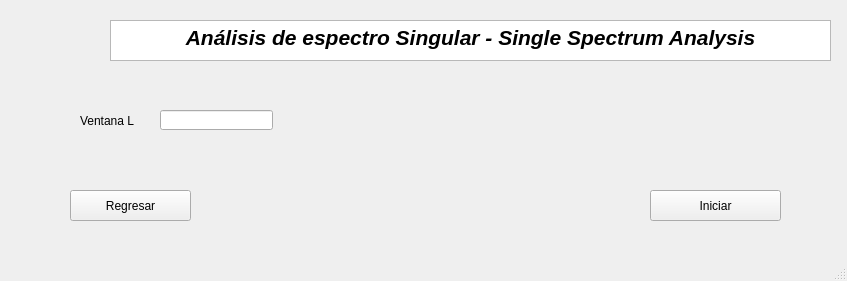
AndresMSE/IF---Interfaz, file SSA.ui: the form before one commit.
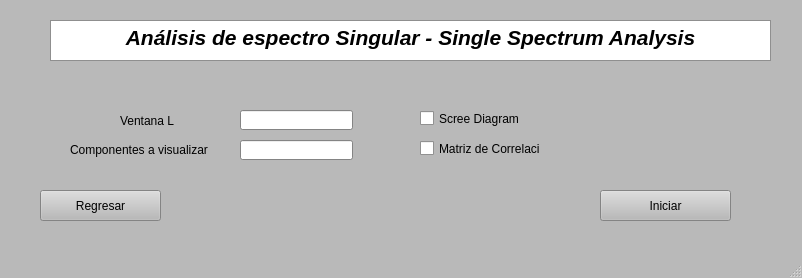
The form after the commit.

The edit to the form file:
```diff
--- a/SSA.ui
+++ b/SSA.ui
@@ -6,10 +6,425 @@
    <rect>
     <x>0</x>
     <y>0</y>
-    <width>847</width>
-    <height>281</height>
+    <width>802</width>
+    <height>278</height>
    </rect>
   </property>
+  <property name="palette">
+   <palette>
+    <active>
+     <colorrole role="WindowText">
+      <brush brushstyle="SolidPattern">
+       <color alpha="255">
+        <red>0</red>
+        <green>0</green>
+        <blue>0</blue>
+       </color>
+      </brush>
+     </colorrole>
+     <colorrole role="Button">
+      <brush brushstyle="SolidPattern">
+       <color alpha="255">
+        <red>185</red>
+        <green>185</green>
+        <blue>185</blue>
+       </color>
+      </brush>
+     </colorrole>
+     <colorrole role="Light">
+      <brush brushstyle="SolidPattern">
+       <color alpha="255">
+        <red>255</red>
+        <green>255</green>
+        <blue>255</blue>
+       </color>
+      </brush>
+     </colorrole>
+     <colorrole role="Midlight">
+      <brush brushstyle="SolidPattern">
+       <color alpha="255">
+        <red>220</red>
+        <green>220</green>
+        <blue>220</blue>
+       </color>
+      </brush>
+     </colorrole>
+     <colorrole role="Dark">
+      <brush brushstyle="SolidPattern">
+       <color alpha="255">
+        <red>92</red>
+        <green>92</green>
+        <blue>92</blue>
+       </color>
+      </brush>
+     </colorrole>
+     <colorrole role="Mid">
+      <brush brushstyle="SolidPattern">
+       <color alpha="255">
+        <red>123</red>
+        <green>123</green>
+        <blue>123</blue>
+       </color>
+      </brush>
+     </colorrole>
+     <colorrole role="Text">
+      <brush brushstyle="SolidPattern">
+       <color alpha="255">
+        <red>0</red>
+        <green>0</green>
+        <blue>0</blue>
+       </color>
+      </brush>
+     </colorrole>
+     <colorrole role="BrightText">
+      <brush brushstyle="SolidPattern">
+       <color alpha="255">
+        <red>255</red>
+        <green>255</green>
+        <blue>255</blue>
+       </color>
+      </brush>
+     </colorrole>
+     <colorrole role="ButtonText">
+      <brush brushstyle="SolidPattern">
+       <color alpha="255">
+        <red>0</red>
+        <green>0</green>
+        <blue>0</blue>
+       </color>
+      </brush>
+     </colorrole>
+     <colorrole role="Base">
+      <brush brushstyle="SolidPattern">
+       <color alpha="255">
+        <red>255</red>
+        <green>255</green>
+        <blue>255</blue>
+       </color>
+      </brush>
+     </colorrole>
+     <colorrole role="Window">
+      <brush brushstyle="SolidPattern">
+       <color alpha="255">
+        <red>185</red>
+        <green>185</green>
+        <blue>185</blue>
+       </color>
+      </brush>
+     </colorrole>
+     <colorrole role="Shadow">
+      <brush brushstyle="SolidPattern">
+       <color alpha="255">
+        <red>0</red>
+        <green>0</green>
+        <blue>0</blue>
+       </color>
+      </brush>
+     </colorrole>
+     <colorrole role="AlternateBase">
+      <brush brushstyle="SolidPattern">
+       <color alpha="255">
+        <red>220</red>
+        <green>220</green>
+        <blue>220</blue>
+       </color>
+      </brush>
+     </colorrole>
+     <colorrole role="ToolTipBase">
+      <brush brushstyle="SolidPattern">
+       <color alpha="255">
+        <red>255</red>
+        <green>255</green>
+        <blue>220</blue>
+       </color>
+      </brush>
+     </colorrole>
+     <colorrole role="ToolTipText">
+      <brush brushstyle="SolidPattern">
+       <color alpha="255">
+        <red>0</red>
+        <green>0</green>
+        <blue>0</blue>
+       </color>
+      </brush>
+     </colorrole>
+    </active>
+    <inactive>
+     <colorrole role="WindowText">
+      <brush brushstyle="SolidPattern">
+       <color alpha="255">
+        <red>0</red>
+        <green>0</green>
+        <blue>0</blue>
+       </color>
+      </brush>
+     </colorrole>
+     <colorrole role="Button">
+      <brush brushstyle="SolidPattern">
+       <color alpha="255">
+        <red>185</red>
+        <green>185</green>
+        <blue>185</blue>
+       </color>
+      </brush>
+     </colorrole>
+     <colorrole role="Light">
+      <brush brushstyle="SolidPattern">
+       <color alpha="255">
+        <red>255</red>
+        <green>255</green>
+        <blue>255</blue>
+       </color>
+      </brush>
+     </colorrole>
+     <colorrole role="Midlight">
+      <brush brushstyle="SolidPattern">
+       <color alpha="255">
+        <red>220</red>
+        <green>220</green>
+        <blue>220</blue>
+       </color>
+      </brush>
+     </colorrole>
+     <colorrole role="Dark">
+      <brush brushstyle="SolidPattern">
+       <color alpha="255">
+        <red>92</red>
+        <green>92</green>
+        <blue>92</blue>
+       </color>
+      </brush>
+     </colorrole>
+     <colorrole role="Mid">
+      <brush brushstyle="SolidPattern">
+       <color alpha="255">
+        <red>123</red>
+        <green>123</green>
+        <blue>123</blue>
+       </color>
+      </brush>
+     </colorrole>
+     <colorrole role="Text">
+      <brush brushstyle="SolidPattern">
+       <color alpha="255">
+        <red>0</red>
+        <green>0</green>
+        <blue>0</blue>
+       </color>
+      </brush>
+     </colorrole>
+     <colorrole role="BrightText">
+      <brush brushstyle="SolidPattern">
+       <color alpha="255">
+        <red>255</red>
+        <green>255</green>
+        <blue>255</blue>
+       </color>
+      </brush>
+     </colorrole>
+     <colorrole role="ButtonText">
+      <brush brushstyle="SolidPattern">
+       <color alpha="255">
+        <red>0</red>
+        <green>0</green>
+        <blue>0</blue>
+       </color>
+      </brush>
+     </colorrole>
+     <colorrole role="Base">
+      <brush brushstyle="SolidPattern">
+       <color alpha="255">
+        <red>255</red>
+        <green>255</green>
+        <blue>255</blue>
+       </color>
+      </brush>
+     </colorrole>
+     <colorrole role="Window">
+      <brush brushstyle="SolidPattern">
+       <color alpha="255">
+        <red>185</red>
+        <green>185</green>
+        <blue>185</blue>
+       </color>
+      </brush>
+     </colorrole>
+     <colorrole role="Shadow">
+      <brush brushstyle="SolidPattern">
+       <color alpha="255">
+        <red>0</red>
+        <green>0</green>
+        <blue>0</blue>
+       </color>
+      </brush>
+     </colorrole>
+     <colorrole role="AlternateBase">
+      <brush brushstyle="SolidPattern">
+       <color alpha="255">
+        <red>220</red>
+        <green>220</green>
+        <blue>220</blue>
+       </color>
+      </brush>
+     </colorrole>
+     <colorrole role="ToolTipBase">
+      <brush brushstyle="SolidPattern">
+       <color alpha="255">
+        <red>255</red>
+        <green>255</green>
+        <blue>220</blue>
+       </color>
+      </brush>
+     </colorrole>
+     <colorrole role="ToolTipText">
+      <brush brushstyle="SolidPattern">
+       <color alpha="255">
+        <red>0</red>
+        <green>0</green>
+        <blue>0</blue>
+       </color>
+      </brush>
+     </colorrole>
+    </inactive>
+    <disabled>
+     <colorrole role="WindowText">
+      <brush brushstyle="SolidPattern">
+       <color alpha="255">
+        <red>92</red>
+        <green>92</green>
+        <blue>92</blue>
+       </color>
+      </brush>
+     </colorrole>
+     <colorrole role="Button">
+      <brush brushstyle="SolidPattern">
+       <color alpha="255">
+        <red>185</red>
+        <green>185</green>
+        <blue>185</blue>
+       </color>
+      </brush>
+     </colorrole>
+     <colorrole role="Light">
+      <brush brushstyle="SolidPattern">
+       <color alpha="255">
+        <red>255</red>
+        <green>255</green>
+        <blue>255</blue>
+       </color>
+      </brush>
+     </colorrole>
+     <colorrole role="Midlight">
+      <brush brushstyle="SolidPattern">
+       <color alpha="255">
+        <red>220</red>
+        <green>220</green>
+        <blue>220</blue>
+       </color>
+      </brush>
+     </colorrole>
+     <colorrole role="Dark">
+      <brush brushstyle="SolidPattern">
+       <color alpha="255">
+        <red>92</red>
+        <green>92</green>
+        <blue>92</blue>
+       </color>
+      </brush>
+     </colorrole>
+     <colorrole role="Mid">
+      <brush brushstyle="SolidPattern">
+       <color alpha="255">
+        <red>123</red>
+        <green>123</green>
+        <blue>123</blue>
+       </color>
+      </brush>
+     </colorrole>
+     <colorrole role="Text">
+      <brush brushstyle="SolidPattern">
+       <color alpha="255">
+        <red>92</red>
+        <green>92</green>
+        <blue>92</blue>
+       </color>
+      </brush>
+     </colorrole>
+     <colorrole role="BrightText">
+      <brush brushstyle="SolidPattern">
+       <color alpha="255">
+        <red>255</red>
+        <green>255</green>
+        <blue>255</blue>
+       </color>
+      </brush>
+     </colorrole>
+     <colorrole role="ButtonText">
+      <brush brushstyle="SolidPattern">
+       <color alpha="255">
+        <red>92</red>
+        <green>92</green>
+        <blue>92</blue>
+       </color>
+      </brush>
+     </colorrole>
+     <colorrole role="Base">
+      <brush brushstyle="SolidPattern">
+       <color alpha="255">
+        <red>185</red>
+        <green>185</green>
+        <blue>185</blue>
+       </color>
+      </brush>
+     </colorrole>
+     <colorrole role="Window">
+      <brush brushstyle="SolidPattern">
+       <color alpha="255">
+        <red>185</red>
+        <green>185</green>
+        <blue>185</blue>
+       </color>
+      </brush>
+     </colorrole>
+     <colorrole role="Shadow">
+      <brush brushstyle="SolidPattern">
+       <color alpha="255">
+        <red>0</red>
+        <green>0</green>
+        <blue>0</blue>
+       </color>
+      </brush>
+     </colorrole>
+     <colorrole role="AlternateBase">
+      <brush brushstyle="SolidPattern">
+       <color alpha="255">
+        <red>185</red>
+        <green>185</green>
+        <blue>185</blue>
+       </color>
+      </brush>
+     </colorrole>
+     <colorrole role="ToolTipBase">
+      <brush brushstyle="SolidPattern">
+       <color alpha="255">
+        <red>255</red>
+        <green>255</green>
+        <blue>220</blue>
+       </color>
+      </brush>
+     </colorrole>
+     <colorrole role="ToolTipText">
+      <brush brushstyle="SolidPattern">
+       <color alpha="255">
+        <red>0</red>
+        <green>0</green>
+        <blue>0</blue>
+       </color>
+      </brush>
+     </colorrole>
+    </disabled>
+   </palette>
+  </property>
   <property name="windowTitle">
    <string>MainWindow</string>
   </property>
@@ -17,7 +432,7 @@
    <widget class="QTextBrowser" name="textBrowser">
     <property name="geometry">
      <rect>
-      <x>110</x>
+      <x>50</x>
       <y>20</y>
       <width>721</width>
       <height>41</height>
@@ -34,7 +449,7 @@
    <widget class="QLabel" name="Ventana_label">
     <property name="geometry">
      <rect>
-      <x>80</x>
+      <x>120</x>
       <y>110</y>
       <width>61</width>
       <height>21</height>
@@ -47,7 +462,7 @@
    <widget class="QLineEdit" name="VentanaL">
     <property name="geometry">
      <rect>
-      <x>160</x>
+      <x>240</x>
       <y>110</y>
       <width>113</width>
       <height>20</height>
@@ -57,7 +472,7 @@
    <widget class="QPushButton" name="Aceptar">
     <property name="geometry">
      <rect>
-      <x>650</x>
+      <x>600</x>
       <y>190</y>
       <width>131</width>
       <height>31</height>
@@ -70,7 +485,7 @@
    <widget class="QPushButton" name="pushButton">
     <property name="geometry">
      <rect>
-      <x>70</x>
+      <x>40</x>
       <y>190</y>
       <width>121</width>
       <height>31</height>
@@ -80,16 +495,55 @@
      <string>Regresar</string>
     </property>
    </widget>
-  </widget>
-  <widget class="QMenuBar" name="menubar">
-   <property name="geometry">
-    <rect>
-     <x>0</x>
-     <y>0</y>
-     <width>847</width>
-     <height>21</height>
-    </rect>
-   </property>
+   <widget class="QLineEdit" name="Ncomp">
+    <property name="geometry">
+     <rect>
+      <x>240</x>
+      <y>140</y>
+      <width>113</width>
+      <height>20</height>
+     </rect>
+    </property>
+   </widget>
+   <widget class="QLabel" name="label">
+    <property name="geometry">
+     <rect>
+      <x>70</x>
+      <y>140</y>
+      <width>141</width>
+      <height>20</height>
+     </rect>
+    </property>
+    <property name="text">
+     <string>Componentes a visualizar</string>
+    </property>
+   </widget>
+   <widget class="QCheckBox" name="ScreeDbox">
+    <property name="geometry">
+     <rect>
+      <x>420</x>
+      <y>110</y>
+      <width>111</width>
+      <height>17</height>
+     </rect>
+    </property>
+    <property name="text">
+     <string>Scree Diagram</string>
+    </property>
+   </widget>
+   <widget class="QCheckBox" name="wMatrizbox">
+    <property name="geometry">
+     <rect>
+      <x>420</x>
+      <y>140</y>
+      <width>121</width>
+      <height>17</height>
+     </rect>
+    </property>
+    <property name="text">
+     <string>Matriz de Correlación</string>
+    </property>
+   </widget>
   </widget>
   <widget class="QStatusBar" name="statusbar"/>
  </widget>
```
Left out of the diff: 6 changed lines with no effect on the pictures.
